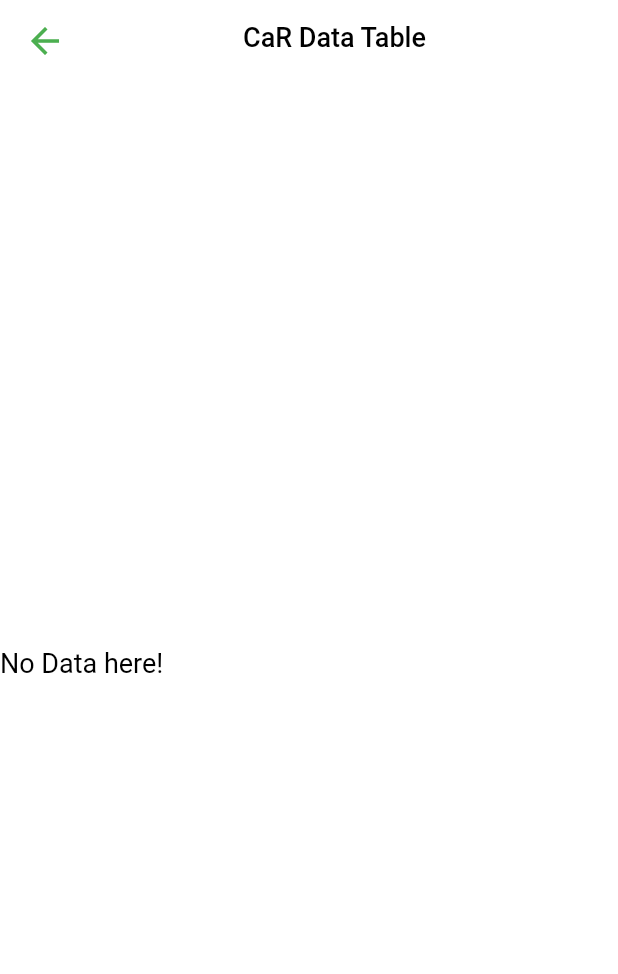
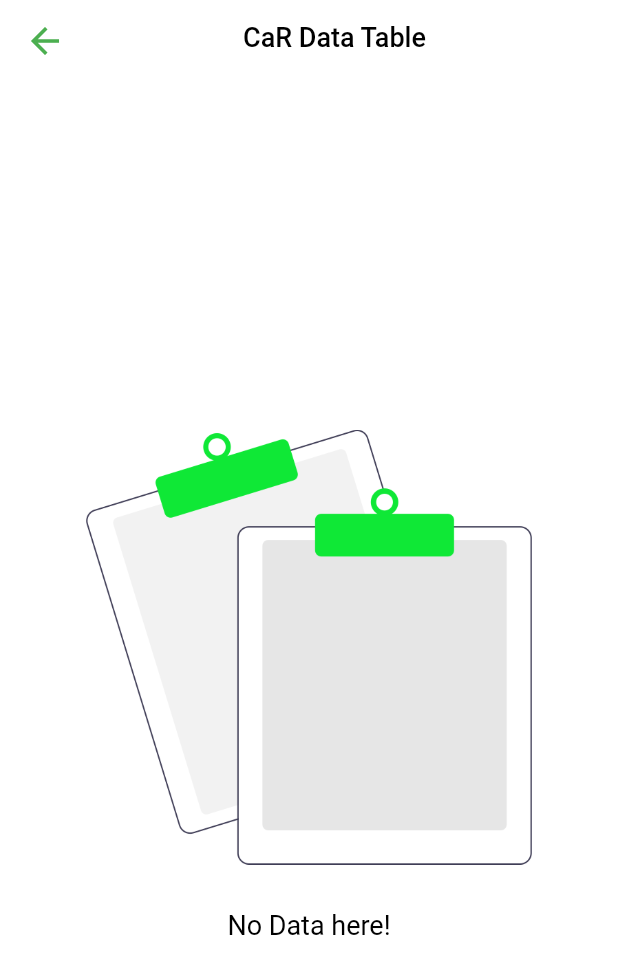
Before and after one commit to occn8/ucaa_datamgt, a Flutter app: the screen it shows once a user with an empty profile is signed in, after a tap on "CaR Group Data", on a phone screen of 412 x 824 dp. Shown: the top 974 px of the screen. Run offline on Flutter 3.47's test engine with Material 2 defaults, Android fonts, the light colour scheme and no system bars; our stand-ins replace cloud_firestore, firebase_auth, firebase_core, flutter_speed_dial, get, shared_preferences; accounts and stored records are empty.

Commit message:
morning tweaks

```diff
--- a/lib/main.dart
+++ b/lib/main.dart
@@ -1,7 +1,4 @@
 import 'package:firebase_core/firebase_core.dart';
-import 'package:flutter/foundation.dart';
-import 'package:flutter/services.dart';
-import 'package:ucaa_datamgt/auth_status.dart';
 import 'package:ucaa_datamgt/index.dart';
 
 Future<void> main() async {
--- a/lib/screens/data_view.dart
+++ b/lib/screens/data_view.dart
@@ -1,10 +1,5 @@
 import 'package:cloud_firestore/cloud_firestore.dart';
 import 'package:ucaa_datamgt/index.dart';
-import 'package:ucaa_datamgt/widgets/tables/consent_table.dart';
-import 'package:ucaa_datamgt/widgets/tables/ind_dev_table.dart';
-import 'package:ucaa_datamgt/widgets/tables/monitoring_table.dart';
-import 'package:ucaa_datamgt/widgets/tables/staff_track_table.dart';
-import 'package:ucaa_datamgt/widgets/tables/success_table.dart';
 
 class DataView extends StatefulWidget {
   const DataView({
@@ -105,8 +100,17 @@ class _DataViewState extends State<DataView> {
                             child: Column(
                               mainAxisAlignment: MainAxisAlignment.center,
                               crossAxisAlignment: CrossAxisAlignment.center,
-                              children: const [
+                              children: [
                                 SizedBox(height: 10),
+                                Center(
+                                  child: Container(
+                                    padding: const EdgeInsets.all(30),
+                                    height: 350,
+                                    child: Image(
+                                        image:
+                                            AssetImage('assets/no_data.png')),
+                                  ),
+                                ),
                                 Text(
                                   'No Data here!',
                                   style: TextStyle(fontSize: 18),
--- a/lib/screens/home.dart
+++ b/lib/screens/home.dart
@@ -1,14 +1,7 @@
 import 'package:cloud_firestore/cloud_firestore.dart';
 import 'package:firebase_auth/firebase_auth.dart';
-import 'package:flutter/services.dart';
-import 'package:ucaa_datamgt/auth_status.dart';
 import 'package:ucaa_datamgt/index.dart';
 import 'package:flutter_speed_dial/flutter_speed_dial.dart';
-import 'package:ucaa_datamgt/widgets/tables/consent_table.dart';
-import 'package:ucaa_datamgt/widgets/tables/ind_dev_table.dart';
-import 'package:ucaa_datamgt/widgets/tables/monitoring_table.dart';
-import 'package:ucaa_datamgt/widgets/tables/staff_track_table.dart';
-import 'package:ucaa_datamgt/widgets/tables/success_table.dart';
 
 final FirebaseAuth _auth = FirebaseAuth.instance;
 
@@ -412,7 +405,7 @@ class _HomeState extends State<Home> {
                   const EdgeInsets.symmetric(horizontal: 10.0, vertical: 10),
               child: Text.rich(
                 TextSpan(
-                  text: 'Hello,\n $usrrole',
+                  text: 'Hello,\n',
                   style: const TextStyle(fontSize: 18),
                   children: <TextSpan>[
                     TextSpan(
@@ -467,6 +460,7 @@ class _HomeState extends State<Home> {
         child: Container(
           padding: const EdgeInsets.all(8),
           height: 100,
+          width: kIsWeb ? 400 : null,
           decoration: BoxDecoration(
             color: Theme.of(context).cardColor,
             borderRadius: BorderRadius.circular(15),
--- a/lib/screens/sign_in.dart
+++ b/lib/screens/sign_in.dart
@@ -203,7 +203,7 @@ class _SignInState extends State<SignIn> {
                                                   context,
                                                   MaterialPageRoute(
                                                       builder: (context) =>
-                                                          Lander()));
+                                                          const Home()));
                                             } else {
                                               setState(() {
                                                 isLoading = false;
--- a/lib/screens/users_view.dart
+++ b/lib/screens/users_view.dart
@@ -1,5 +1,4 @@
 import 'package:cloud_firestore/cloud_firestore.dart';
-import 'package:flutter/material.dart';
 import 'package:ucaa_datamgt/index.dart';
 
 class UserView extends StatefulWidget {
--- a/lib/widgets/tables/car_table.dart
+++ b/lib/widgets/tables/car_table.dart
@@ -51,6 +51,11 @@ class CaRDataScr extends DataTableSource {
     final CaRDataModel cardata = carDataRows[index];
     return DataRow.byIndex(
       index: index,
+      color:
+          MaterialStateProperty.resolveWith<Color>((Set<MaterialState> states) {
+        cardata.created.contains('2021-11-');
+        return Colors.amber.withOpacity(0.08);
+      }),
       // selected: cardata.selected,
       // onSelectChanged: (bool? val) {
       //   if (val == null) return;
```
Also changed, not shown: lib/index.dart (+9 -0 lines), lib/screens/lander.dart (+19 -20 lines), assets/icon.png, assets/load_more.png (added), assets/no_data.png (added), assets/synchronize.png (added), assets/uploading.png (added), assets/welcome_cats.png (added).
